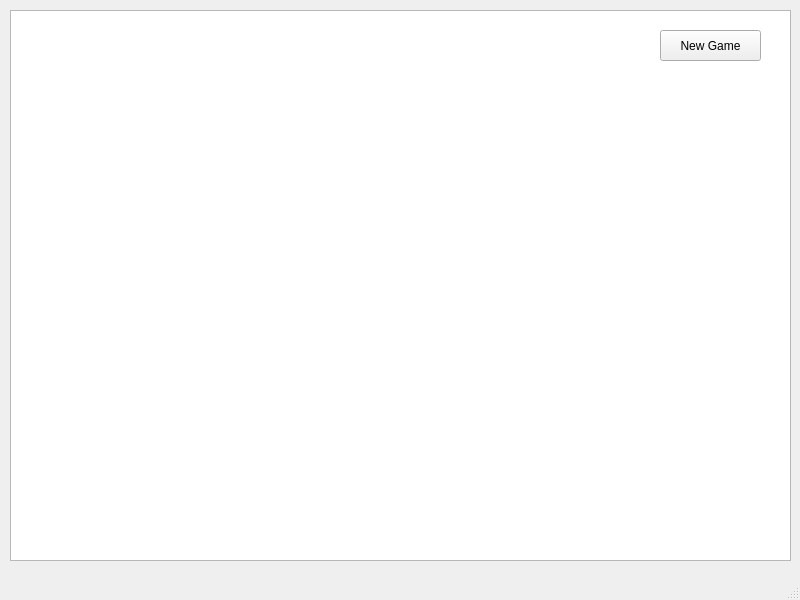
Qt form mainwindow.ui (Mikitaaa/Ping-Pong_Qt) before a commit.
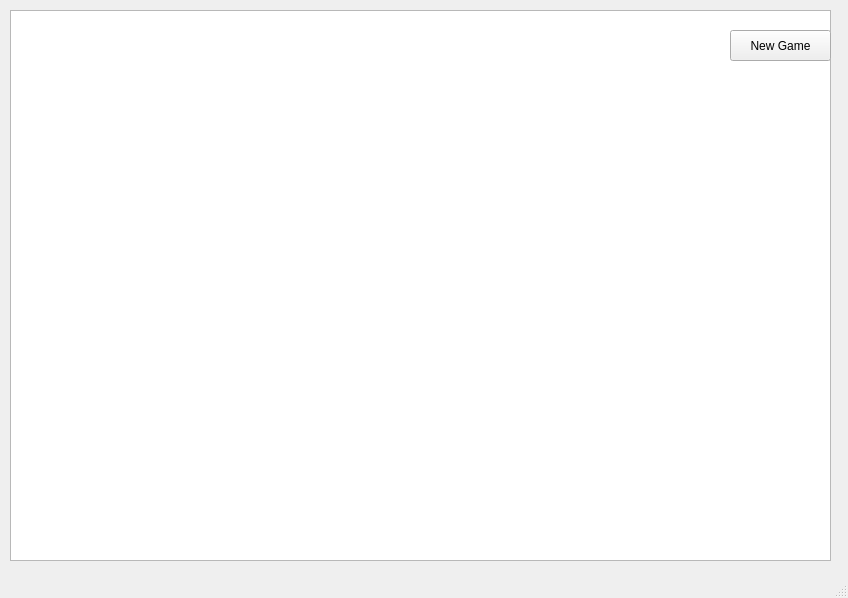
The same form after that commit.

Diff of the .ui file:
```diff
--- a/mainwindow.ui
+++ b/mainwindow.ui
@@ -6,8 +6,8 @@
    <rect>
     <x>0</x>
     <y>0</y>
-    <width>800</width>
-    <height>600</height>
+    <width>848</width>
+    <height>598</height>
    </rect>
   </property>
   <property name="windowTitle">
@@ -19,7 +19,7 @@
      <rect>
       <x>10</x>
       <y>10</y>
-      <width>781</width>
+      <width>821</width>
       <height>551</height>
      </rect>
     </property>
@@ -27,7 +27,7 @@
    <widget class="QPushButton" name="NewGameButton">
     <property name="geometry">
      <rect>
-      <x>660</x>
+      <x>730</x>
       <y>30</y>
       <width>101</width>
       <height>31</height>
```
Left out of the diff: 2 changed lines with no effect on the pictures.
